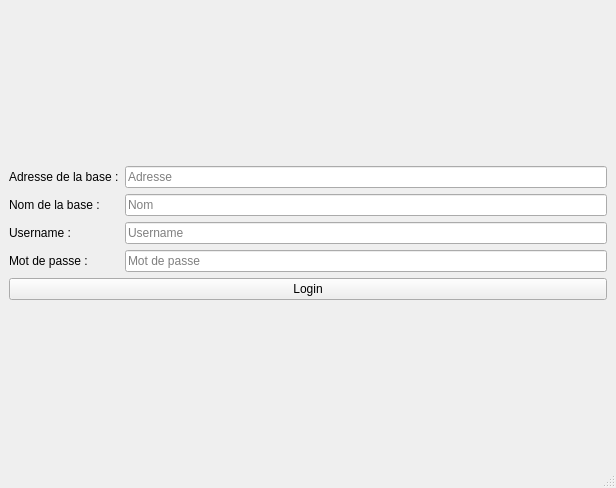
Before: the Qt Designer form mainwindow.ui in G4bleb/salt-n-pepper, drawn with Qt 5.
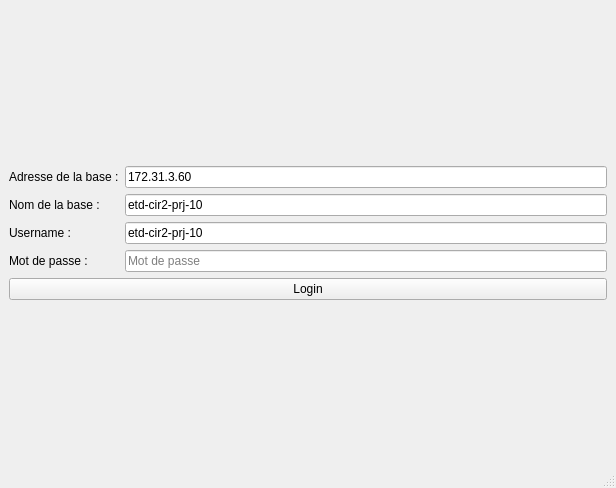
After: the same form once the commit is applied.

```diff
--- a/mainwindow.ui
+++ b/mainwindow.ui
@@ -39,6 +39,9 @@
       </item>
       <item row="1" column="1">
        <widget class="QLineEdit" name="lineEdit_adress">
+        <property name="text">
+         <string>172.31.3.60</string>
+        </property>
         <property name="placeholderText">
          <string>Adresse</string>
         </property>
@@ -53,6 +56,9 @@
       </item>
       <item row="3" column="1">
        <widget class="QLineEdit" name="lineEdit_username">
+        <property name="text">
+         <string>etd-cir2-prj-10</string>
+        </property>
         <property name="placeholderText">
          <string>Username</string>
         </property>
@@ -88,6 +94,9 @@
       </item>
       <item row="2" column="1">
        <widget class="QLineEdit" name="lineEdit_dbname">
+        <property name="text">
+         <string>etd-cir2-prj-10</string>
+        </property>
         <property name="placeholderText">
          <string>Nom</string>
         </property>
```
Left out of the diff: 6 changed lines with no effect on the pictures.
